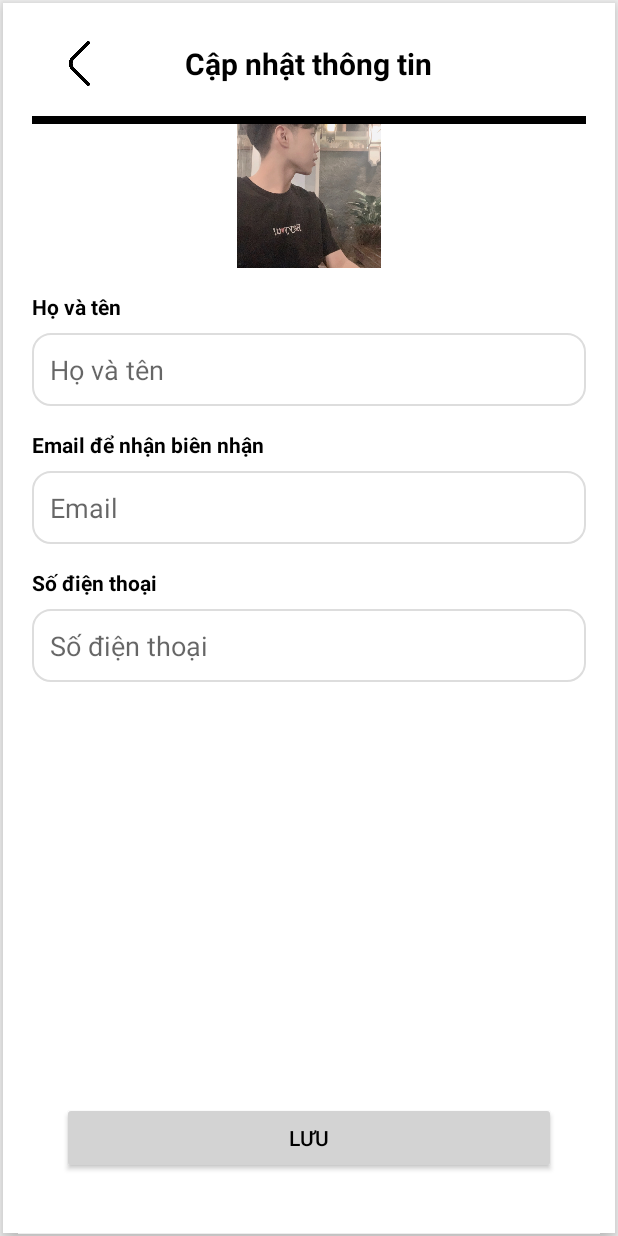
After one commit to tsdevtool/Flex_CleanHouse, an Android app: the EditDetailsProfileActivity screen opened directly, with no data from a screen before it, on a phone screen of 412 x 824 dp. The commit adds this screen. Run offline under Robolectric (Android 15) with nearby library versions, the phone set to English and light mode, and no system bars; our stand-ins replace Firebase (no records; nobody signed in at launch, a user with empty details on screens opened directly).

Commit message:
Feature/EditProfileCustomer
remember account, interface home, details, list address

```diff
--- a/UngDungDatDichVuDonDep/app/src/main/AndroidManifest.xml
+++ b/UngDungDatDichVuDonDep/app/src/main/AndroidManifest.xml
@@ -23,6 +23,9 @@
         android:supportsRtl="true"
         android:theme="@style/Theme.HappyHomes"
         tools:targetApi="31">
+        <activity
+            android:name=".Customer.EditDetailsProfileActivity"
+            android:exported="false" />
         <activity
             android:name=".Customer.EditProfileCustomer"
             android:exported="false" />
--- /dev/null
+++ b/UngDungDatDichVuDonDep/app/src/main/java/com/example/happyhomes/Customer/EditDetailsProfileActivity.java
@@ -0,0 +1,96 @@
+package com.example.happyhomes.Customer;
+
+import android.os.Bundle;
+import android.widget.Toast;
+import androidx.appcompat.app.AppCompatActivity;
+import com.example.happyhomes.Model.User;
+import com.example.happyhomes.R;
+import com.example.happyhomes.databinding.ActivityEditDetailsProfileBinding;
+import com.google.firebase.database.DataSnapshot;
+import com.google.firebase.database.DatabaseError;
+import com.google.firebase.database.DatabaseReference;
+import com.google.firebase.database.FirebaseDatabase;
+import com.google.firebase.database.ValueEventListener;
+
+public class EditDetailsProfileActivity extends AppCompatActivity {
+
+    private ActivityEditDetailsProfileBinding binding;
+    private DatabaseReference mDatabase;
+
+    @Override
+    protected void onCreate(Bundle savedInstanceState) {
+        super.onCreate(savedInstanceState);
+
+        // Thiết lập View Binding
+        binding = ActivityEditDetailsProfileBinding.inflate(getLayoutInflater());
+        setContentView(binding.getRoot());
+
+        // Nhận userId từ Intent
+        String userId = getIntent().getStringExtra("userId");
+
+        // Khởi tạo Firebase Database
+        mDatabase = FirebaseDatabase.getInstance().getReference("users");
+
+        // Truy xuất thông tin người dùng từ Firebase
+        if (userId != null) {
+            loadUserData(userId);
+        } else {
+            Toast.makeText(this, "Không tìm thấy thông tin người dùng.", Toast.LENGTH_SHORT).show();
+        }
+
+        // Xử lý sự kiện bấm nút Lưu
+        binding.saveButton.setOnClickListener(v -> {
+            String updatedName = binding.editTextUserName.getText().toString();
+            String updatedEmail = binding.editTextEmail.getText().toString();
+            String updatedPhoneNumber = binding.editTextPhoneNumber.getText().toString();
+
+            // Lưu thông tin cập nhật
+            saveUserInfo(userId, updatedName, updatedEmail, updatedPhoneNumber);
+        });
+
+        // Xử lý sự kiện bấm nút quay lại
+        binding.back.setOnClickListener(v -> {
+            finish();  // Kết thúc activity hiện tại và quay lại activity trước đó
+        });
+    }
+
+    private void loadUserData(String userId) {
+        // Truy xuất dữ liệu từ Firebase
+        mDatabase.child(userId).addListenerForSingleValueEvent(new ValueEventListener() {
+            @Override
+            public void onDataChange(DataSnapshot dataSnapshot) {
+                if (dataSnapshot.exists()) {
+                    // Lấy dữ liệu người dùng từ Firebase
+                    User user = dataSnapshot.getValue(User.class);
+                    if (user != null) {
+                        // Hiển thị dữ liệu người dùng lên các trường EditText
+                        binding.editTextUserName.setText(user.name);
+                        binding.editTextEmail.setText(user.email);
+                        binding.editTextPhoneNumber.setText(user.phoneNumber);
+                    }
+                } else {
+                    Toast.makeText(EditDetailsProfileActivity.this, "Không tìm thấy người dùng.", Toast.LENGTH_SHORT).show();
+                }
+            }
+
+            @Override
+            public void onCancelled(DatabaseError databaseError) {
+                Toast.makeText(EditDetailsProfileActivity.this, "Lỗi cơ sở dữ liệu: " + databaseError.getMessage(), Toast.LENGTH_SHORT).show();
+            }
+        });
+    }
+
+    private void saveUserInfo(String userId, String name, String email, String phoneNumber) {
+        // Cập nhật thông tin người dùng trong Firebase
+        DatabaseReference userRef = mDatabase.child(userId);
+        userRef.child("name").setValue(name);
+        userRef.child("email").setValue(email);
+        userRef.child("phoneNumber").setValue(phoneNumber).addOnCompleteListener(task -> {
+            if (task.isSuccessful()) {
+                Toast.makeText(EditDetailsProfileActivity.this, "Cập nhật thông tin thành công.", Toast.LENGTH_SHORT).show();
+            } else {
+                Toast.makeText(EditDetailsProfileActivity.this, "Cập nhật thất bại.", Toast.LENGTH_SHORT).show();
+            }
+        });
+    }
+}
--- a/UngDungDatDichVuDonDep/app/src/main/java/com/example/happyhomes/Model/User.java
+++ b/UngDungDatDichVuDonDep/app/src/main/java/com/example/happyhomes/Model/User.java
@@ -1,19 +1,23 @@
 package com.example.happyhomes.Model;
+
+import java.util.Map;
 
 public class User {
     public String userId;
     public String name;
     public String email;
     public String phoneNumber; // New field
+    public Map<String, String> addresses; // Change from List to Map
 
     // Default constructor required for Firebase
     public User() {
     }
 
-    public User(String userId, String name, String email, String phoneNumber) {
+    public User(String userId, String name, String email, String phoneNumber, Map<String, String> addresses) {
         this.userId = userId;
         this.name = name;
         this.email = email;
         this.phoneNumber = phoneNumber;
+        this.addresses = addresses;
     }
 }
--- a/UngDungDatDichVuDonDep/app/src/main/java/com/example/happyhomes/RegisterActivity.java
+++ b/UngDungDatDichVuDonDep/app/src/main/java/com/example/happyhomes/RegisterActivity.java
@@ -22,6 +22,8 @@ import com.google.firebase.database.DatabaseReference;
 import com.google.firebase.database.FirebaseDatabase;
 import com.example.happyhomes.Model.User;
 import com.example.happyhomes.databinding.ActivityRegisterBinding;
+
+import java.util.List;
 
 public class RegisterActivity extends AppCompatActivity {
 
@@ -70,7 +72,7 @@ public class RegisterActivity extends AppCompatActivity {
                                     Log.d(TAG, "User ID: " + userId);
 
                                     // Create a new user object with the phone number
-                                    User newUser = new User(userId, name, email, phoneNumber);
+                                    User newUser = new User(userId, name, email, phoneNumber,null);
 
                                     // Save user data to Realtime Database
                                     mDatabase.child(userId).setValue(newUser)
--- /dev/null
+++ b/UngDungDatDichVuDonDep/app/src/main/res/drawable/edit_text_bg.xml
@@ -0,0 +1,20 @@
+<?xml version="1.0" encoding="utf-8"?>
+<shape xmlns:android="http://schemas.android.com/apk/res/android">
+    <!-- Define the background color -->
+    <solid android:color="@android:color/white" />
+
+    <!-- Define the border -->
+    <stroke
+        android:width="1dp"
+        android:color="#DDDDDD" />
+
+    <!-- Define the corner radius -->
+    <corners android:radius="12dp" />
+
+    <!-- Padding inside the shape -->
+    <padding
+        android:left="8dp"
+        android:right="8dp"
+        android:top="8dp"
+        android:bottom="8dp" />
+</shape>
--- /dev/null
+++ b/UngDungDatDichVuDonDep/app/src/main/res/layout/activity_edit_details_profile.xml
@@ -0,0 +1,142 @@
+<RelativeLayout xmlns:android="http://schemas.android.com/apk/res/android"
+    android:layout_width="match_parent"
+    android:layout_height="match_parent"
+    android:background="@color/gray_light"
+    android:gravity="center">
+
+    <!-- Main container holding profile fields -->
+    <LinearLayout
+        android:layout_width="match_parent"
+        android:layout_height="match_parent"
+        android:layout_centerHorizontal="true"
+        android:layout_margin="2dp"
+        android:background="@android:color/white"
+        android:elevation="8dp"
+        android:gravity="center"
+        android:orientation="vertical"
+        android:padding="19dp">
+
+        <!-- Header with Back Button and Title -->
+        <RelativeLayout
+            android:layout_width="match_parent"
+            android:layout_height="wrap_content"
+            android:padding="16dp"
+            android:layout_weight="0"
+            android:layout_marginTop="-10dp">
+
+            <ImageView
+                android:id="@+id/back"
+                android:layout_width="30dp"
+                android:layout_height="30dp"
+                android:layout_alignParentStart="true"
+                android:layout_centerVertical="true"
+                android:layout_marginEnd="16dp"
+                android:contentDescription="Back Arrow Icon"
+                android:src="@drawable/angleleft" />
+
+            <TextView
+                android:layout_width="wrap_content"
+                android:layout_height="wrap_content"
+                android:layout_centerInParent="true"
+                android:text="Cập nhật thông tin"
+                android:textColor="@android:color/black"
+                android:textSize="20sp"
+                android:textStyle="bold" />
+
+        </RelativeLayout>
+        <View
+            android:layout_width="match_parent"
+            android:layout_height="5dp"
+            android:background="@color/black"
+            android:layout_marginTop="4dp" />
+        <!-- Profile fields -->
+        <LinearLayout
+            android:layout_width="match_parent"
+            android:layout_height="wrap_content"
+            android:layout_weight="1"
+            android:orientation="vertical">
+
+            <!-- Profile Picture -->
+            <ImageView
+                android:layout_width="96dp"
+                android:layout_height="96dp"
+                android:layout_gravity="center"
+                android:layout_marginBottom="16dp"
+                android:background="@drawable/circle_shape"
+                android:contentDescription="Profile Picture"
+                android:scaleType="centerCrop"
+                android:src="@drawable/ducdeptrai" />
+
+            <!-- User Name -->
+            <TextView
+                android:layout_width="wrap_content"
+                android:layout_height="wrap_content"
+                android:layout_gravity="left"
+                android:layout_marginBottom="8dp"
+                android:text="Họ và tên"
+                android:textColor="@android:color/black"
+                android:textStyle="bold" />
+
+            <EditText
+                android:id="@+id/editTextUserName"
+                android:layout_width="match_parent"
+                android:layout_height="wrap_content"
+                android:layout_marginBottom="16dp"
+                android:background="@drawable/edit_text_bg"
+                android:hint="Họ và tên"
+                android:padding="12dp" />
+
+            <!-- Email -->
+            <TextView
+                android:layout_width="wrap_content"
+                android:layout_height="wrap_content"
+                android:layout_gravity="left"
+                android:layout_marginBottom="8dp"
+                android:text="Email để nhận biên nhận"
+                android:textColor="@android:color/black"
+                android:textStyle="bold" />
+
+            <EditText
+                android:id="@+id/editTextEmail"
+                android:layout_width="match_parent"
+                android:layout_height="wrap_content"
+                android:layout_marginBottom="16dp"
+                android:background="@drawable/edit_text_bg"
+                android:hint="Email"
+                android:padding="12dp" />
+
+            <!-- Phone Number -->
+            <TextView
+                android:layout_width="wrap_content"
+                android:layout_height="wrap_content"
+                android:layout_gravity="left"
+                android:layout_marginBottom="8dp"
+                android:text="Số điện thoại"
+                android:textColor="@android:color/black"
+                android:textStyle="bold" />
+
+            <EditText
+                android:id="@+id/editTextPhoneNumber"
+                android:layout_width="match_parent"
+                android:layout_height="wrap_content"
+                android:layout_marginBottom="16dp"
+                android:background="@drawable/edit_text_bg"
+                android:hint="Số điện thoại"
+                android:padding="12dp" />
+
+        </LinearLayout>
+
+        <!-- Save Button anchored to the bottom of the screen -->
+        <Button
+            android:id="@+id/saveButton"
+            android:layout_width="match_parent"
+            android:layout_height="wrap_content"
+            android:layout_alignParentBottom="true"
+            android:layout_margin="20dp"
+            android:backgroundTint="@color/gray"
+            android:text="Lưu"
+            android:textColor="@android:color/black" />
+
+    </LinearLayout>
+
+</RelativeLayout>
--- a/UngDungDatDichVuDonDep/app/src/main/res/values/colors.xml
+++ b/UngDungDatDichVuDonDep/app/src/main/res/values/colors.xml
@@ -9,4 +9,6 @@
     <color name="orange">#FFA500</color>
     <color name="light_blue">#ADD8E6</color>
     <color name="gray">#D3D3D3</color> <!-- Màu gray trung bình -->
+    <color name="gray_light">#F5F5F5</color>
+
 </resources>
```
Also changed, not shown: UngDungDatDichVuDonDep/app/src/main/java/com/example/happyhomes/Customer/EditProfileCustomer.java (+123 -8 lines), UngDungDatDichVuDonDep/app/src/main/java/com/example/happyhomes/Customer/SavedLocationsAdapter.java (added, +49 -0 lines), UngDungDatDichVuDonDep/app/src/main/java/com/example/happyhomes/LoginActivity.java (+34 -4 lines), UngDungDatDichVuDonDep/app/src/main/res/layout/activity_edit_profile_customer.xml (+18 -35 lines), UngDungDatDichVuDonDep/app/src/main/res/layout/dialog_add_address.xml (added, +34 -0 lines), UngDungDatDichVuDonDep/app/src/main/res/layout/item_saved_location.xml (added, +14 -0 lines), UngDungDatDichVuDonDep/app/src/main/res/drawable/angleleft.png (added), UngDungDatDichVuDonDep/app/src/main/res/drawable/trash.png (added).
